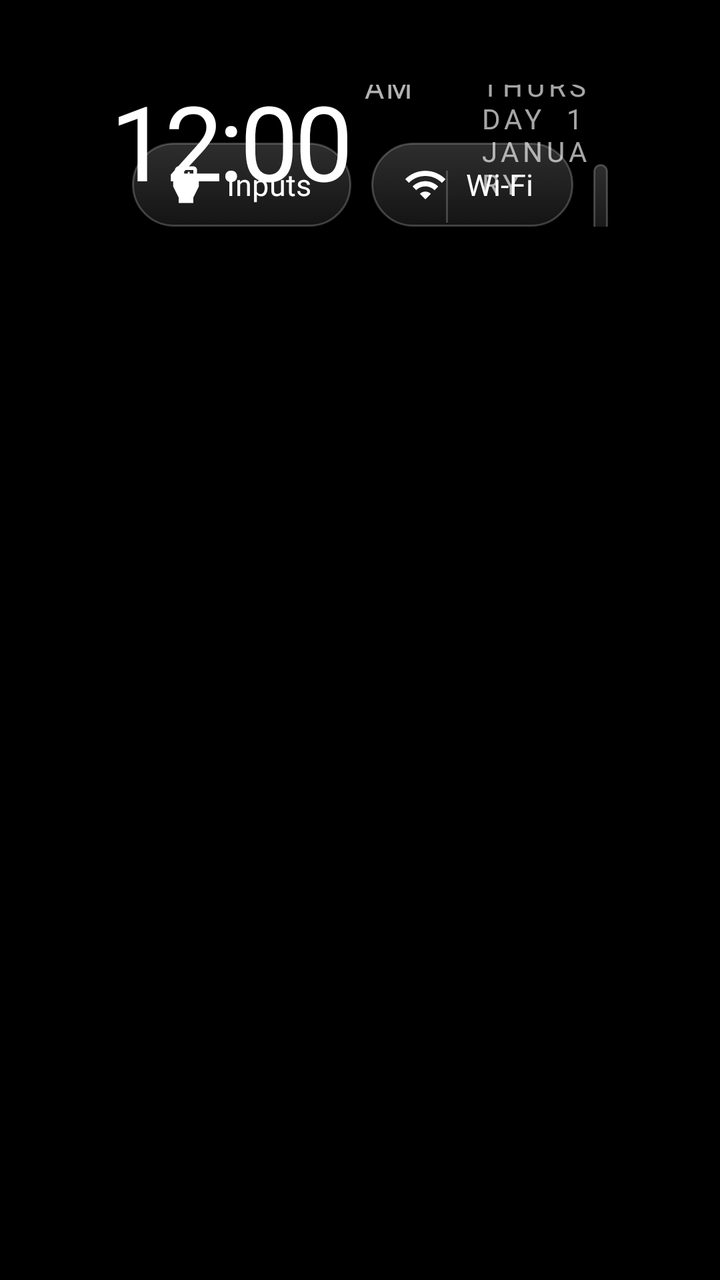
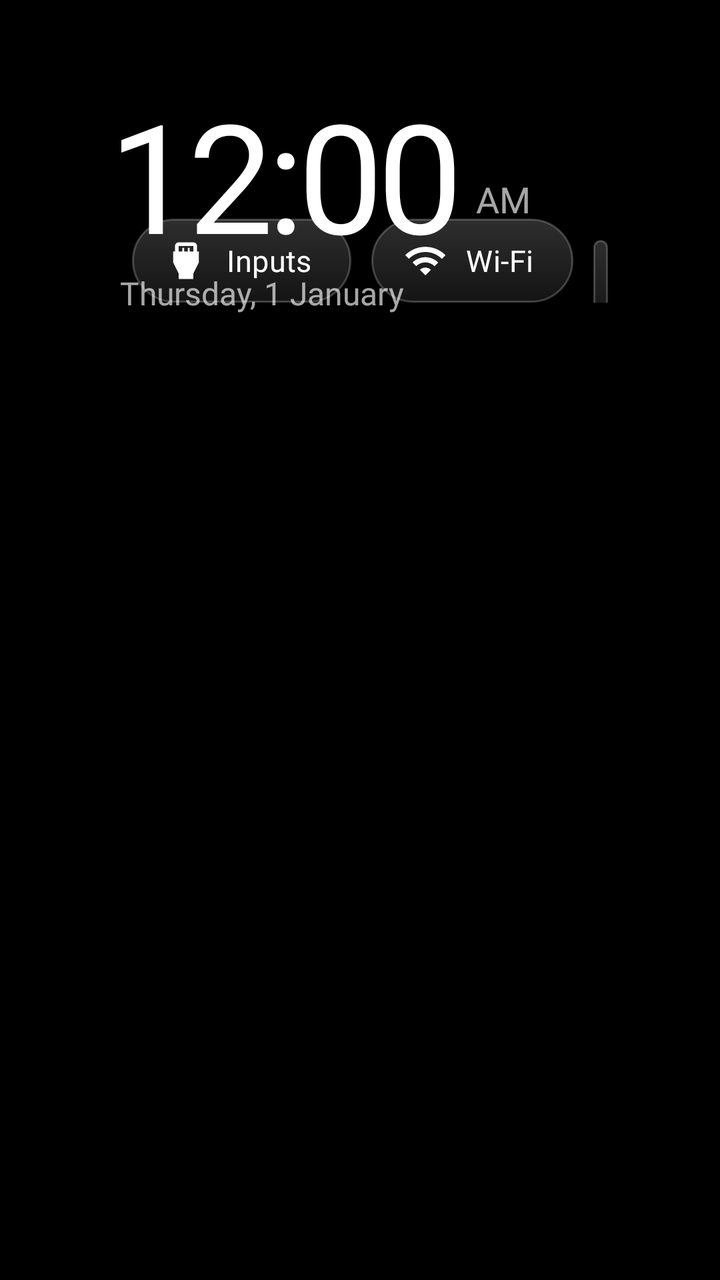

Screens rendered from an Android XML layout before and after an edit, with the pre-edit source and the edit as a unified diff.
<!-- AndroidManifest.xml: application theme Theme.TvHome -->
<!-- res/layout/activity_main.xml -->
<?xml version="1.0" encoding="utf-8"?>
<FrameLayout xmlns:android="http://schemas.android.com/apk/res/android"
    android:id="@+id/root"
    android:layout_width="match_parent"
    android:layout_height="match_parent"
    android:background="#FF000000">

    
    <View
        android:id="@+id/ambient"
        android:layout_width="match_parent"
        android:layout_height="match_parent"
        android:alpha="0" />

    
    <TextView
        android:id="@+id/heroName"
        android:layout_width="wrap_content"
        android:layout_height="wrap_content"
        android:layout_marginStart="68dp"
        android:alpha="0"
        android:textColor="#FFFFFFFF"
        android:textSize="48sp"
        android:fontFamily="@font/outfit"
        android:fontVariationSettings="'wght' 300"
        android:letterSpacing="-0.02"
        android:includeFontPadding="false"
        android:singleLine="true" />

    <LinearLayout
        android:layout_width="match_parent"
        android:layout_height="match_parent"
        android:orientation="vertical"
        android:paddingStart="56dp"
        android:paddingEnd="56dp"
        android:paddingTop="26dp">

        <RelativeLayout
            android:layout_width="match_parent"
            android:layout_height="wrap_content">

            <LinearLayout
                android:id="@+id/leftBlock"
                android:layout_width="wrap_content"
                android:layout_height="wrap_content"
                android:layout_alignParentStart="true"
                android:orientation="vertical">

                <TextView
                    android:id="@+id/greeting"
                    android:layout_width="wrap_content"
                    android:layout_height="wrap_content"
                    android:layout_marginStart="4dp"
                    android:textColor="#8CFFFFFF"
                    android:textSize="12sp"
                    android:fontFamily="@font/outfit"
                    android:fontVariationSettings="'wght' 500"
                    android:letterSpacing="0.22"
                    android:textAllCaps="true" />

                <LinearLayout
                    android:layout_width="wrap_content"
                    android:layout_height="wrap_content"
                    android:orientation="horizontal"
                    android:baselineAligned="true">

                    <TextClock
                        android:id="@+id/clock"
                        android:layout_width="wrap_content"
                        android:layout_height="wrap_content"
                        android:format12Hour="h:mm"
                        android:format24Hour="HH:mm"
                        android:textColor="#FFFFFFFF"
                        android:textSize="52sp"
                        android:fontFamily="@font/outfit"
                        android:fontVariationSettings="'wght' 300"
                        android:letterSpacing="-0.04"
                        android:includeFontPadding="false" />

                    <TextClock
                        android:id="@+id/ampm"
                        android:layout_width="wrap_content"
                        android:layout_height="wrap_content"
                        android:layout_marginStart="6dp"
                        android:layout_gravity="bottom"
                        android:layout_marginBottom="8dp"
                        android:format12Hour="a"
                        android:format24Hour=""
                        android:textColor="#B3FFFFFF"
                        android:textSize="15sp"
                        android:fontFamily="@font/outfit"
                        android:fontVariationSettings="'wght' 500"
                        android:letterSpacing="0.08"
                        android:textAllCaps="true" />

                    <View
                        android:layout_width="1dp"
                        android:layout_height="26dp"
                        android:layout_gravity="bottom"
                        android:layout_marginStart="16dp"
                        android:layout_marginEnd="16dp"
                        android:layout_marginBottom="8dp"
                        android:background="#33FFFFFF" />

                    <TextClock
                        android:id="@+id/date"
                        android:layout_width="wrap_content"
                        android:layout_height="wrap_content"
                        android:layout_gravity="bottom"
                        android:layout_marginBottom="9dp"
                        android:format12Hour="EEEE  d MMMM"
                        android:format24Hour="EEEE  d MMMM"
                        android:textColor="#A6FFFFFF"
                        android:textSize="14sp"
                        android:fontFamily="@font/outfit"
                        android:fontVariationSettings="'wght' 400"
                        android:letterSpacing="0.14"
                        android:textAllCaps="true" />
                </LinearLayout>
            </LinearLayout>

            <LinearLayout
                android:id="@+id/topButtons"
                android:layout_width="wrap_content"
                android:layout_height="wrap_content"
                android:layout_alignParentEnd="true"
                android:layout_alignBottom="@id/leftBlock"
                android:layout_marginBottom="6dp"
                android:orientation="horizontal">

                <TextView
                    android:id="@+id/btnInputs"
                    style="@style/TopButton"
                    android:text="@string/inputs"
                    android:drawableStart="@drawable/ic_input"
                    android:nextFocusDown="@+id/grid" />

                <TextView
                    android:id="@+id/btnWifi"
                    style="@style/TopButton"
                    android:text="@string/wifi"
                    android:drawableStart="@drawable/ic_wifi"
                    android:nextFocusDown="@+id/grid" />

                <TextView
                    android:id="@+id/btnSettings"
                    style="@style/TopButton"
                    android:text="@string/settings"
                    android:drawableStart="@drawable/ic_settings"
                    android:nextFocusDown="@+id/grid" />
            </LinearLayout>
        </RelativeLayout>

        
        <FrameLayout
            android:layout_width="match_parent"
            android:layout_height="0dp"
            android:layout_weight="1"
            android:layout_marginTop="10dp">

            <androidx.recyclerview.widget.RecyclerView
                android:id="@+id/grid"
                android:layout_width="match_parent"
                android:layout_height="match_parent"
                android:paddingTop="10dp"
                android:paddingBottom="40dp"
                android:clipToPadding="false"
                android:clipChildren="false"
                android:overScrollMode="never"
                android:scrollbars="none"
                android:descendantFocusability="afterDescendants" />
        </FrameLayout>
    </LinearLayout>

    
    <com.gathin.tvhome.GlassView
        android:id="@+id/glass"
        android:layout_width="10dp"
        android:layout_height="10dp"
        android:alpha="0"
        android:importantForAccessibility="no" />
</FrameLayout>
<!-- resources referenced by this layout -->
<resources>
  <!-- drawable ic_input (drawable) -->
  <?xml version="1.0" encoding="utf-8"?>
  <vector xmlns:android="http://schemas.android.com/apk/res/android"
      android:width="22dp" android:height="22dp"
      android:viewportWidth="24" android:viewportHeight="24">
      <path android:fillColor="#FFFFFFFF"
          android:pathData="M18,7V4c0,-1.1 -0.9,-2 -2,-2H8C6.9,2 6,2.9 6,4v3H5v6l3,6v3h8v-3l3,-6V7H18zM8,4h8v3h-2V5h-1v2h-2V5h-1v2H8V4z" />
  </vector>
  <!-- drawable ic_wifi (drawable) -->
  <?xml version="1.0" encoding="utf-8"?>
  <vector xmlns:android="http://schemas.android.com/apk/res/android"
      android:width="22dp" android:height="22dp"
      android:viewportWidth="24" android:viewportHeight="24">
      <path android:fillColor="#FFFFFFFF"
          android:pathData="M1,9l2,2c4.97,-4.97 13.03,-4.97 18,0l2,-2C16.93,2.93 7.08,2.93 1,9zM9,17l3,3 3,-3c-1.65,-1.66 -4.34,-1.66 -6,0zM5,13l2,2c2.76,-2.76 7.24,-2.76 10,0l2,-2C15.14,9.14 8.87,9.14 5,13z" />
  </vector>
  <string name="inputs">Inputs</string>
  <string name="settings">Settings</string>
  <string name="wifi">Wi-Fi</string>
  <style name="TopButton">
          <item name="android:layout_width">wrap_content</item>
          <item name="android:layout_height">42dp</item>
          <item name="android:layout_marginStart">10dp</item>
          <item name="android:paddingStart">16dp</item>
          <item name="android:paddingEnd">20dp</item>
          <item name="android:gravity">center</item>
          <item name="android:background">@drawable/pill_bg</item>
          <item name="android:textColor">@color/pill_text</item>
          <item name="android:textSize">15sp</item>
          <item name="android:fontFamily">@font/outfit</item>
          <item name="android:fontVariationSettings">\'wght\' 500</item>
          <item name="android:letterSpacing">0.01</item>
          <item name="android:drawablePadding">9dp</item>
          <item name="android:drawableTint">@color/pill_text</item>
          <item name="android:focusable">true</item>
          <item name="android:clickable">true</item>
      </style>
  <style name="Theme.TvHome" parent="android:Theme.Material.NoActionBar.Fullscreen">
          <item name="android:windowBackground">@android:color/black</item>
          <item name="android:colorBackground">@android:color/black</item>
          <item name="android:windowAnimationStyle">@null</item>
      </style>
  <!-- drawable pill_bg (drawable) -->
  <?xml version="1.0" encoding="utf-8"?>
  <selector xmlns:android="http://schemas.android.com/apk/res/android">
      <item android:state_focused="true">
          <shape android:shape="rectangle">
              <solid android:color="#F5FFFFFF" />
              <corners android:radius="21dp" />
          </shape>
      </item>
      <item>
          <shape android:shape="rectangle">
              <gradient android:angle="270" android:startColor="#2EFFFFFF" android:endColor="#14FFFFFF" />
              <stroke android:width="1dp" android:color="#38FFFFFF" />
              <corners android:radius="21dp" />
          </shape>
      </item>
  </selector>
  <!-- unchanged entries left out for length: 1 -->
</resources>

<!-- the commit's change to res/layout/activity_main.xml (unified diff, before → after) -->
@@ -51,12 +51,10 @@
                     android:layout_width="wrap_content"
                     android:layout_height="wrap_content"
                     android:layout_marginStart="4dp"
-                    android:textColor="#8CFFFFFF"
-                    android:textSize="12sp"
+                    android:textColor="#99FFFFFF"
+                    android:textSize="15sp"
                     android:fontFamily="@font/outfit"
-                    android:fontVariationSettings="'wght' 500"
-                    android:letterSpacing="0.22"
-                    android:textAllCaps="true" />
+                    android:fontVariationSettings="'wght' 400" />
 
                 <LinearLayout
                     android:layout_width="wrap_content"
@@ -71,9 +69,9 @@
                         android:format12Hour="h:mm"
                         android:format24Hour="HH:mm"
                         android:textColor="#FFFFFFFF"
-                        android:textSize="52sp"
+                        android:textSize="76sp"
                         android:fontFamily="@font/outfit"
-                        android:fontVariationSettings="'wght' 300"
+                        android:fontVariationSettings="'wght' 200"
                         android:letterSpacing="-0.04"
                         android:includeFontPadding="false" />
 
@@ -81,41 +79,45 @@
                         android:id="@+id/ampm"
                         android:layout_width="wrap_content"
                         android:layout_height="wrap_content"
-                        android:layout_marginStart="6dp"
+                        android:layout_marginStart="8dp"
                         android:layout_gravity="bottom"
-                        android:layout_marginBottom="8dp"
+                        android:layout_marginBottom="12dp"
                         android:format12Hour="a"
                         android:format24Hour=""
-                        android:textColor="#B3FFFFFF"
-                        android:textSize="15sp"
+                        android:textColor="#A6FFFFFF"
+                        android:textSize="18sp"
                         android:fontFamily="@font/outfit"
-                        android:fontVariationSettings="'wght' 500"
-                        android:letterSpacing="0.08"
-                        android:textAllCaps="true" />
+                        android:fontVariationSettings="'wght' 400" />
+                </LinearLayout>
 
-                    <View
-                        android:layout_width="1dp"
-                        android:layout_height="26dp"
-                        android:layout_gravity="bottom"
-                        android:layout_marginStart="16dp"
-                        android:layout_marginEnd="16dp"
-                        android:layout_marginBottom="8dp"
-                        android:background="#33FFFFFF" />
+                <LinearLayout
+                    android:layout_width="wrap_content"
+                    android:layout_height="wrap_content"
+                    android:layout_marginStart="4dp"
+                    android:orientation="horizontal"
+                    android:baselineAligned="true">
 
                     <TextClock
                         android:id="@+id/date"
                         android:layout_width="wrap_content"
                         android:layout_height="wrap_content"
-                        android:layout_gravity="bottom"
-                        android:layout_marginBottom="9dp"
-                        android:format12Hour="EEEE  d MMMM"
-                        android:format24Hour="EEEE  d MMMM"
+                        android:format12Hour="EEEE, d MMMM"
+                        android:format24Hour="EEEE, d MMMM"
                         android:textColor="#A6FFFFFF"
-                        android:textSize="14sp"
+                        android:textSize="16sp"
                         android:fontFamily="@font/outfit"
-                        android:fontVariationSettings="'wght' 400"
-                        android:letterSpacing="0.14"
-                        android:textAllCaps="true" />
+                        android:fontVariationSettings="'wght' 400" />
+
+                    <TextView
+                        android:id="@+id/weather"
+                        android:layout_width="wrap_content"
+                        android:layout_height="wrap_content"
+                        android:layout_marginStart="22dp"
+                        android:textColor="#D9FFFFFF"
+                        android:textSize="16sp"
+                        android:fontFamily="@font/outfit"
+                        android:fontVariationSettings="'wght' 500"
+                        android:visibility="gone" />
                 </LinearLayout>
             </LinearLayout>
 
